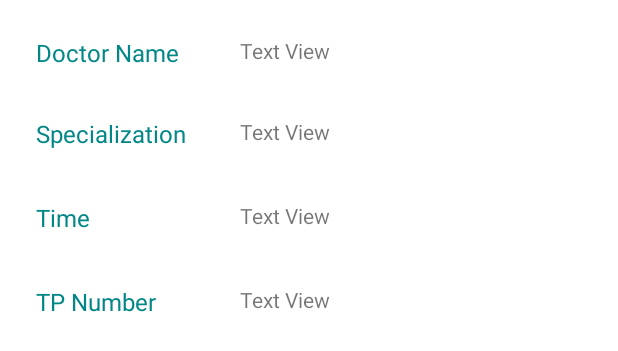
After one commit to RuwanaraT/AmWell, an Android app: the layout singledoc.xml on its own in the app's theme, with its tools: preview values and no code run, on a phone screen of 412 x 824 dp. The commit adds this screen. Shown: the top 351 px of the screen. Run offline under Robolectric (Android 15) with nearby library versions, the phone set to English and light mode, and no system bars.

Commit message:
Single doctors

```diff
--- /dev/null
+++ b/app/src/main/res/layout/singledoc.xml
@@ -0,0 +1,135 @@
+<?xml version="1.0" encoding="utf-8"?>
+<androidx.constraintlayout.widget.ConstraintLayout xmlns:android="http://schemas.android.com/apk/res/android"
+    xmlns:app="http://schemas.android.com/apk/res-auto"
+    xmlns:tools="http://schemas.android.com/tools"
+    android:layout_width="match_parent"
+    android:layout_height="wrap_content"
+    android:paddingStart="8dp"
+    android:paddingLeft="8dp"
+    android:paddingTop="8dp"
+    android:paddingEnd="8dp"
+    android:paddingRight="8dp">
+
+    <TextView
+        android:id="@+id/textView1"
+        android:layout_width="102dp"
+        android:layout_height="37dp"
+        android:layout_marginStart="16dp"
+        android:layout_marginTop="16dp"
+        android:text="Doctor Name"
+        android:textAppearance="@style/TextAppearance.AppCompat.Large"
+        android:textColor="@color/teal_700"
+        android:textSize="16dp"
+        app:layout_constraintStart_toStartOf="parent"
+        app:layout_constraintTop_toTopOf="parent"
+        tools:ignore="MissingConstraints"
+        android:layout_marginLeft="16dp" />
+
+    <TextView
+        android:id="@+id/textView2"
+        android:layout_width="102dp"
+        android:layout_height="37dp"
+        android:layout_marginStart="16dp"
+        android:layout_marginTop="70dp"
+        android:text="Specialization"
+        android:textAppearance="@style/TextAppearance.AppCompat.Large"
+        android:textColor="@color/teal_700"
+        android:textSize="16dp"
+        app:layout_constraintStart_toStartOf="parent"
+        app:layout_constraintTop_toTopOf="parent"
+        tools:ignore="MissingConstraints"
+        android:layout_marginLeft="16dp" />
+
+    <TextView
+        android:id="@+id/textView3"
+        android:layout_width="102dp"
+        android:layout_height="37dp"
+        android:layout_marginStart="16dp"
+        android:layout_marginTop="126dp"
+        android:text="Time"
+        android:textAppearance="@style/TextAppearance.AppCompat.Large"
+        android:textColor="@color/teal_700"
+        android:textSize="16dp"
+        app:layout_constraintStart_toStartOf="parent"
+        app:layout_constraintTop_toTopOf="parent"
+        tools:ignore="MissingConstraints"
+        android:layout_marginLeft="16dp" />
+
+    <TextView
+        android:id="@+id/textView4"
+        android:layout_width="102dp"
+        android:layout_height="37dp"
+        android:layout_marginStart="16dp"
+        android:layout_marginTop="182dp"
+        android:text="TP Number"
+        android:textSize="16dp"
+        android:textAppearance="@style/TextAppearance.AppCompat.Large"
+        android:textColor="@color/teal_700"
+        app:layout_constraintStart_toStartOf="parent"
+        app:layout_constraintTop_toTopOf="parent"
+        tools:ignore="MissingConstraints"
+        android:layout_marginLeft="16dp" />
+
+    <TextView
+        android:id="@+id/name"
+        android:layout_width="wrap_content"
+        android:layout_height="wrap_content"
+        android:layout_marginStart="152dp"
+        android:layout_marginTop="16dp"
+        android:text="Text View"
+        app:layout_constraintStart_toStartOf="parent"
+        app:layout_constraintTop_toTopOf="parent"
+        tools:ignore="MissingConstraints"
+        android:layout_marginLeft="152dp" />
+
+    <TextView
+        android:id="@+id/specialization"
+        android:layout_width="wrap_content"
+        android:layout_height="wrap_content"
+        android:layout_marginStart="152dp"
+        android:layout_marginTop="70dp"
+        android:text="Text View"
+        app:layout_constraintStart_toStartOf="parent"
+        app:layout_constraintTop_toTopOf="parent"
+        tools:ignore="MissingConstraints"
+        android:layout_marginLeft="152dp" />
+
+    <TextView
+        android:id="@+id/time"
+        android:layout_width="wrap_content"
+        android:layout_height="wrap_content"
+        android:layout_marginStart="152dp"
+        android:layout_marginTop="126dp"
+        android:text="Text View"
+        app:layout_constraintStart_toStartOf="parent"
+        app:layout_constraintTop_toTopOf="parent"
+        tools:ignore="MissingConstraints"
+        android:layout_marginLeft="152dp" />
+
+    <TextView
+        android:id="@+id/tpnumber"
+        android:layout_width="wrap_content"
+        android:layout_height="wrap_content"
+        android:layout_marginStart="152dp"
+        android:layout_marginTop="182dp"
+        android:text="Text View"
+        app:layout_constraintStart_toStartOf="parent"
+        app:layout_constraintTop_toTopOf="parent"
+        tools:ignore="MissingConstraints"
+        android:layout_marginLeft="152dp" />
+
+    <ImageView
+        android:id="@+id/profileImg"
+        android:layout_width="77dp"
+        android:layout_height="80dp"
+        android:layout_marginStart="25dp"
+        android:layout_marginTop="180dp"
+        android:layout_marginEnd="8dp"
+        app:layout_constraintEnd_toEndOf="parent"
+        app:layout_constraintHorizontal_bias="1.0"
+        app:layout_constraintStart_toStartOf="parent"
+        app:layout_constraintTop_toTopOf="parent"
+
+        android:layout_marginLeft="25dp"
+        android:layout_marginRight="8dp" />
+</androidx.constraintlayout.widget.ConstraintLayout>
--- a/app/src/main/res/values/strings.xml
+++ b/app/src/main/res/values/strings.xml
@@ -159,7 +159,7 @@
     <string name="shrp_dcount">1 Y  13 D  15 H</string>
     <string name="shrp_lw">since last visit</string>
     <string name="adm_dsh">Admin Dashboard</string>
-    <string name="adm_btn1">Add Doctor</string>
+    <string name="adm_btn1">Doctor Details</string>
     <string name="admbtn2">Edit Doctor</string>
     <string name="admbtn3">Add Report</string>
     <string name="admbtn4">Update Report</string>
```
